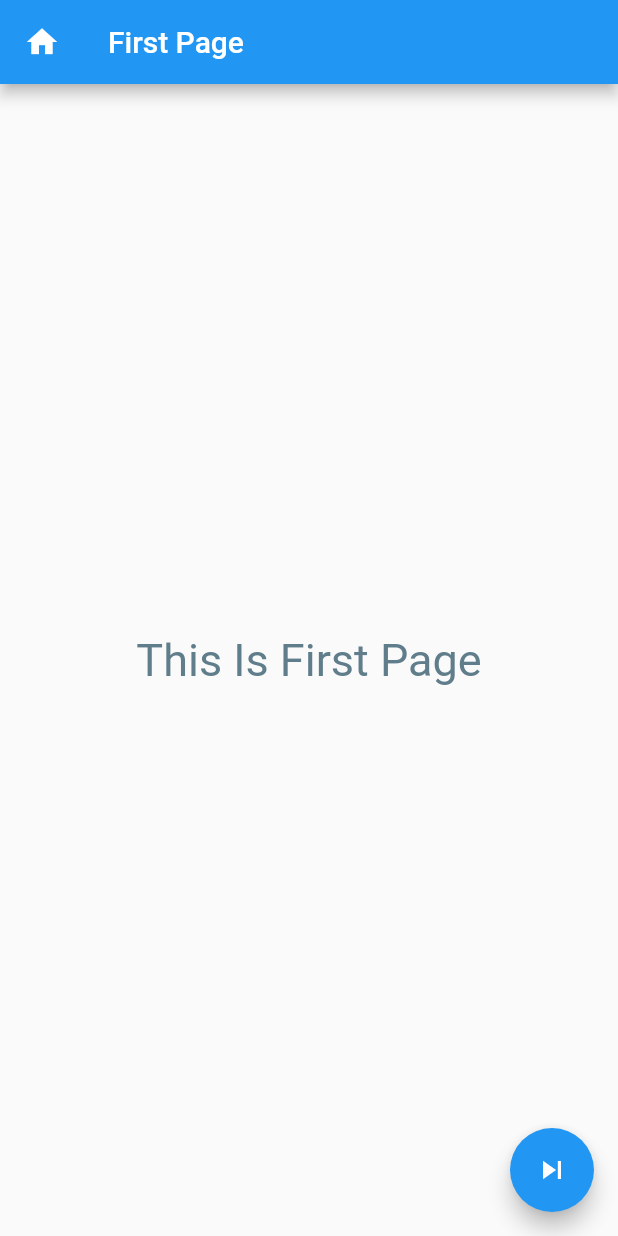
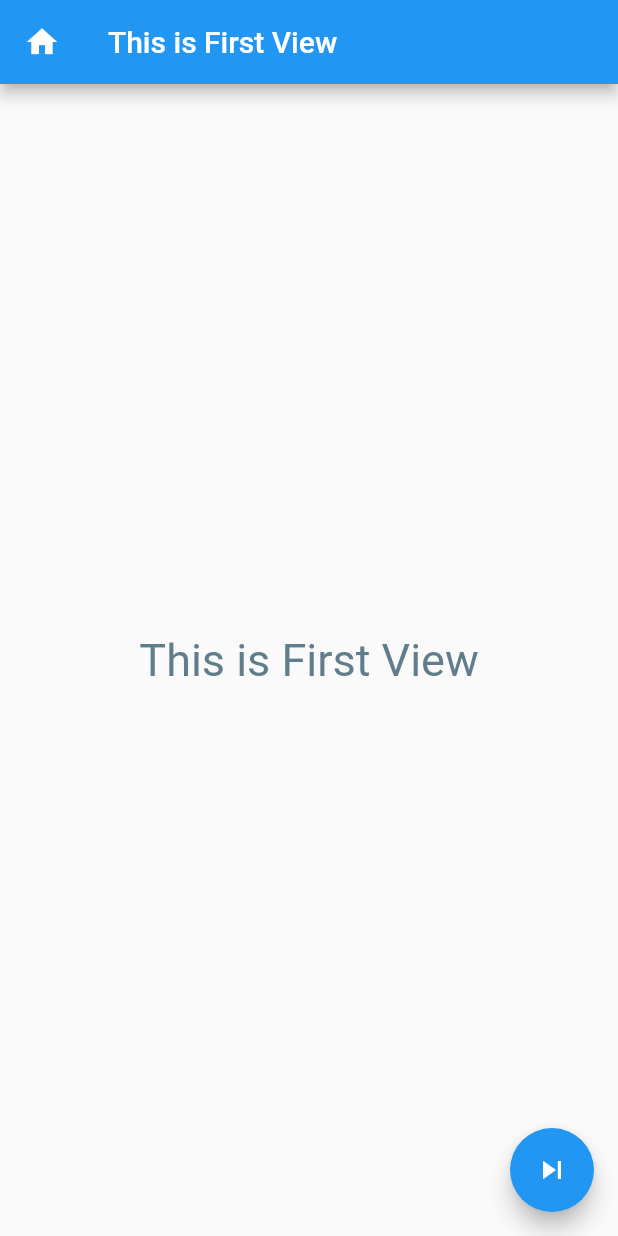
Before and after one commit to Tharindu021/Flutter-Tutorial, a Flutter app: the screen it shows after launch, after a tap on the "add" icon, on a phone screen of 412 x 824 dp. Run offline on Flutter 3.47's test engine with Material 2 defaults, Android fonts, the phone set to English and light mode, and no system bars; our stand-ins replace device_preview.

```diff
--- a/lib/Screens/firstScreen.dart
+++ b/lib/Screens/firstScreen.dart
@@ -1,19 +1,28 @@
 
-// ignore_for_file: prefer_const_literals_to_create_immutables, prefer_const_constructors
+// ignore_for_file: prefer_const_literals_to_create_immutables, prefer_const_constructors, use_key_in_widget_constructors, prefer_initializing_formals
 
 import 'package:flutter/material.dart';
 import 'package:my_first_flutter/Screens/secondScreen.dart';
 import 'package:my_first_flutter/main.dart';
 
 class FirstPage extends StatelessWidget {
-  const FirstPage({super.key});
+  //const FirstPage({super.key});
+
+  String text = "Something";
+
+  FirstPage(String text) {
+    this.text = text;
+  }
 
   @override
   Widget build(BuildContext context) {
     return MaterialApp(
+      // routes: <String, WidgetBuilder>{
+      //       '/second': (context) => SecondScreen(),
+      //     },
       home: Scaffold(
         appBar: AppBar(
-          title: Text('First Page'),
+          title: Text(text),
 
           leading: IconButton(
             icon: Icon(Icons.home),
@@ -29,7 +38,7 @@ class FirstPage extends StatelessWidget {
             crossAxisAlignment: CrossAxisAlignment.center,
             children: [
               Text(
-                'This Is First Page',
+                text,
                 style: TextStyle(color: Colors.blueGrey,
                 fontSize: 30.0),
               )
@@ -39,18 +48,16 @@ class FirstPage extends StatelessWidget {
         floatingActionButton: FloatingActionButton(
           child: Icon(Icons.skip_next),
           onPressed: () {
-            // Navigator.of(context).push(MaterialPageRoute(
-            //   builder: (_) {
-            //       return SecondScreen();
-            //   }
-            //   ));
-              Navigator.of(context).pushNamed('/second');
+            Navigator.of(context).push(MaterialPageRoute(
+              builder: (_) {
+                  return SecondScreen("This is Second View");
+              }
+              ));
+             // Navigator.of(context).pushNamed('/second');
           },
         ),
       ),
-      routes: <String, WidgetBuilder>{
-            '/second': (context) => SecondScreen(),
-          },
+
     );
 
   }
--- a/lib/Screens/secondScreen.dart
+++ b/lib/Screens/secondScreen.dart
@@ -7,17 +7,25 @@ import 'package:my_first_flutter/main.dart';
 
 
 class SecondScreen extends StatelessWidget {
+
+  String text = "Something";
+
+  SecondScreen(String text) {
+    this.text = text;
+  }
   @override
   Widget build(BuildContext context) {
-    return Scaffold(
+    return MaterialApp(
+      home: Scaffold(
           appBar:AppBar(
-          title: Text("The Second page of the App."),
+            title: Text("The Second Page."),
           ),
           body: Center(
             child: Row(
               mainAxisAlignment: MainAxisAlignment.center,
               children: <Widget>[
-              Text('This Is Second page..',
+                Text(
+                text,
                 style: TextStyle(fontSize: 20.0)
                 ),
               ],
@@ -26,12 +34,16 @@ class SecondScreen extends StatelessWidget {
           floatingActionButton: FloatingActionButton(
             child: Icon(Icons.home),
             onPressed: () {
+              //Navigator.pushNamed(context, 'home');
+              //Navigator.of(context).pushNamed('/home');
               Navigator.of(context).push(MaterialPageRoute(
                 builder: (_) {
                   return MyHomePage();
                 }
                 ));
-          }),
+              }
+          ),
+      ),
     );
   }
 }
--- a/lib/main.dart
+++ b/lib/main.dart
@@ -4,6 +4,7 @@ import 'package:flutter/foundation.dart';
 import 'package:flutter/material.dart';
 import 'package:device_preview/device_preview.dart';
 import 'package:my_first_flutter/Screens/firstScreen.dart';
+//import 'package:my_first_flutter/Screens/firstScreen.dart';
 
 import 'Screens/secondScreen.dart';
 
@@ -148,7 +149,7 @@ class _MyHomePageState extends State<MyHomePage> {
               onPressed: () {
                 Navigator.of(context).push(MaterialPageRoute(
                   builder: (_) {
-                      return FirstPage();
+                      return FirstPage("This is First View");
                   }
                 ));
 
```
Lines whose indentation alone changed are shown as unchanged.
